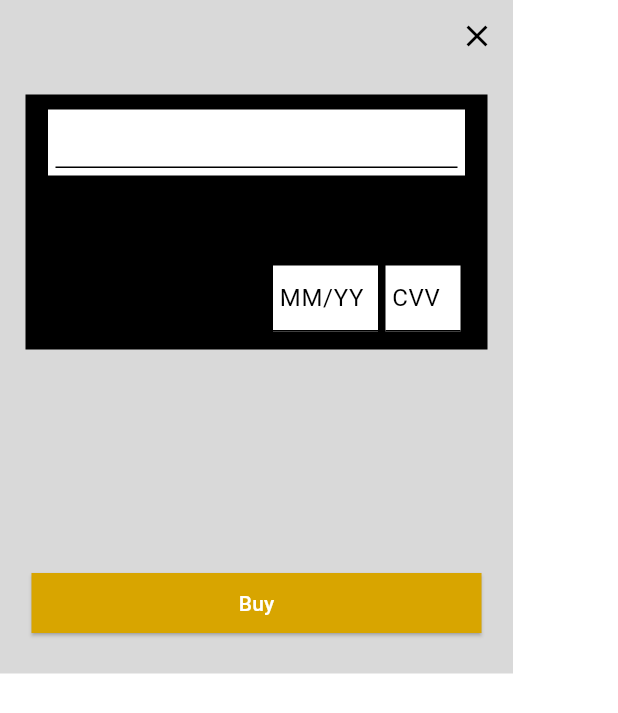
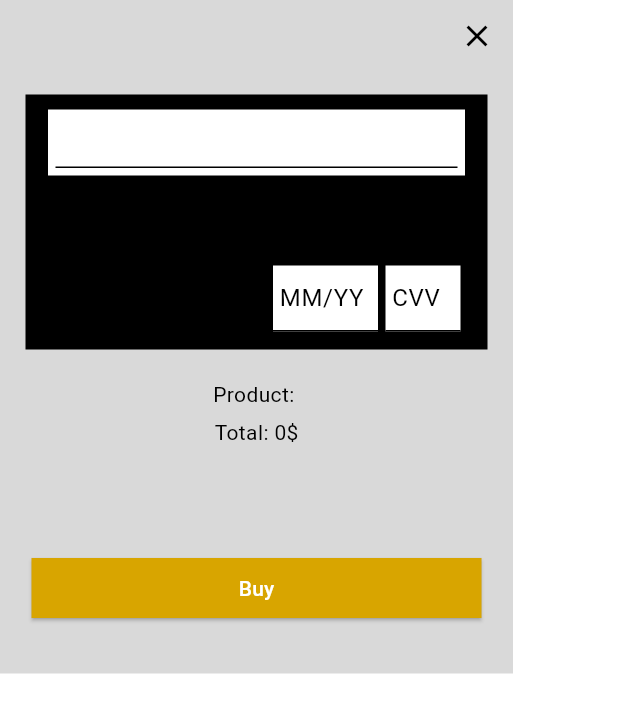
Before and after one commit to ZergProger/shop, a Flutter app: the BuyDialog widget shown alone on an empty page, opened directly with empty values, on a phone screen of 412 x 824 dp. Shown: the top 713 px of the screen. Run offline on Flutter 3.47's test engine with Material 3 defaults, Android fonts, the phone set to English and light mode, and no system bars; our stand-ins replace bloc, dio, equatable, firebase_auth, firebase_core, flutter_bloc and 3 more; accounts and stored records are empty; network calls fail.

Commit message:
Implement HistoryBloc for product history management; add HistoryState and HistoryEvent classes; integrate history functionality in product pages and dialogs.

```diff
--- /dev/null
+++ b/lib/history/bloc/history_bloc.dart
@@ -0,0 +1,48 @@
+import 'dart:convert';
+
+import 'package:bloc/bloc.dart';
+import 'package:equatable/equatable.dart';
+import 'package:shared_preferences/shared_preferences.dart';
+import 'package:shop/repository/product_model.dart';
+
+part 'history_event.dart';
+part 'history_state.dart';
+
+class HistoryBloc extends Bloc<HistoryEvent, HistoryState> {
+  HistoryBloc() : super(HistoryInitial()) {
+    _loadBasket(); // Загружаем сохраненные продукты при создании блока
+
+    on<RemoveFromHistory>(_onRemoveFromHistory);
+    on<AddToHistory>(_onAddToHistory);
+  }
+
+  Future<void> _onRemoveFromHistory(
+      RemoveFromHistory event, Emitter<HistoryState> emit) async {
+    final updatedProducts = List<ProductModel>.from(state.product)
+      ..remove(event.product);
+    emit(HistoryState(product: updatedProducts));
+    await _saveBasket(updatedProducts);
+  }
+
+  Future<void> _onAddToHistory(
+      AddToHistory event, Emitter<HistoryState> emit) async {
+    final updatedProducts = List<ProductModel>.from(state.product)
+      ..add(event.product);
+    emit(HistoryState(product: updatedProducts));
+    await _saveBasket(updatedProducts);
+  }
+
+  Future<void> _saveBasket(List<ProductModel> items) async {
+    final prefs = await SharedPreferences.getInstance();
+    final jsonList = items.map((e) => jsonEncode(e.toJson())).toList();
+    await prefs.setStringList('history_items', jsonList);
+  }
+
+  Future<void> _loadBasket() async {
+    final prefs = await SharedPreferences.getInstance();
+    final jsonList = prefs.getStringList('history_items') ?? [];
+    final items =
+        jsonList.map((e) => ProductModel.fromJson(jsonDecode(e))).toList();
+    emit(HistoryState(product: items));
+  }
+}
--- /dev/null
+++ b/lib/history/bloc/history_event.dart
@@ -0,0 +1,26 @@
+part of 'history_bloc.dart';
+
+sealed class HistoryEvent extends Equatable {
+  const HistoryEvent();
+
+  @override
+  List<Object> get props => [];
+}
+
+final class AddToHistory extends HistoryEvent {
+  final ProductModel product;
+
+  const AddToHistory(this.product);
+
+  @override
+  List<Object> get props => [product];
+}
+
+final class RemoveFromHistory extends HistoryEvent {
+  final ProductModel product;
+
+  const RemoveFromHistory(this.product);
+
+  @override
+  List<Object> get props => [product];
+}
--- /dev/null
+++ b/lib/history/bloc/history_state.dart
@@ -0,0 +1,14 @@
+part of 'history_bloc.dart';
+
+final class HistoryState extends Equatable {
+  final List<ProductModel> product;
+
+  const HistoryState({required this.product});
+
+  @override
+  List<Object> get props => [product];
+}
+
+final class HistoryInitial extends HistoryState {
+  HistoryInitial() : super(product: []);
+}
--- a/lib/pages/dop_info_product_page/dop_info_products_page.dart
+++ b/lib/pages/dop_info_product_page/dop_info_products_page.dart
@@ -89,6 +89,7 @@ class _DopInfoProductsPageState extends State<DopInfoProductsPage> {
                     builder: (BuildContext context) {
                       return Dialog(
                           child: BuyDialog(
+                        products: widget.product,
                         controllerCvvCard: controllerCvvCard,
                         controllerDateCard: controllerDateCard,
                         controllerNumberCard: controllerNumberCard,
--- a/lib/pages/dop_info_product_page/widgets/buy_dialog.dart
+++ b/lib/pages/dop_info_product_page/widgets/buy_dialog.dart
@@ -1,15 +1,19 @@
 import 'package:flutter/material.dart';
 import 'package:flutter/services.dart';
 import 'package:shop/pages/dop_info_product_page/widgets/transaction_button.dart';
+import 'package:shop/repository/product_model.dart';
 import 'package:shop/res/formatter/card_date_formatter.dart';
 import 'package:shop/res/formatter/card_number_formatter.dart';
 
 class BuyDialog extends StatelessWidget {
   const BuyDialog(
       {super.key,
+      required this.products,
       required this.controllerNumberCard,
       required this.controllerDateCard,
       required this.controllerCvvCard});
+
+  final ProductModel products;
 
   final TextEditingController controllerNumberCard;
   final TextEditingController controllerDateCard;
@@ -58,7 +62,7 @@ class BuyDialog extends StatelessWidget {
                             19), // 16 цифр + 3 пробела
                         CardNumberFormatter(), // Форматирование
                       ],
-                      maxLength: 16,
+                      maxLength: 19,
                       controller: controllerNumberCard,
                       keyboardType: TextInputType.number,
                       decoration: InputDecoration(
@@ -125,10 +129,23 @@ class BuyDialog extends StatelessWidget {
           const SizedBox(
             height: 20,
           ),
+          Text(
+            'Product: ${products.title}',
+            style: TextStyle(color: Colors.black),
+          ),
           const SizedBox(
-            height: 125,
+            height: 5,
           ),
-          TransactionButton(),
+          Text(
+            'Total: ${products.price}\$',
+            style: TextStyle(color: Colors.black),
+          ),
+          const SizedBox(
+            height: 70,
+          ),
+          TransactionButton(
+            products: products,
+          ),
         ],
       ),
     );
--- a/lib/pages/dop_info_product_page/widgets/transaction_button.dart
+++ b/lib/pages/dop_info_product_page/widgets/transaction_button.dart
@@ -1,13 +1,19 @@
 import 'package:flutter/material.dart';
+import 'package:flutter_bloc/flutter_bloc.dart';
+import 'package:shop/history/bloc/history_bloc.dart';
+import 'package:shop/repository/product_model.dart';
 
 class TransactionButton extends StatelessWidget {
-  const TransactionButton({super.key});
+  const TransactionButton({super.key, required this.products});
+
+  final ProductModel products;
 
   @override
   Widget build(BuildContext context) {
     return ElevatedButton(
       onPressed: () {
         Navigator.pop(context);
+        context.read<HistoryBloc>().add(AddToHistory(products));
       },
       style: ElevatedButton.styleFrom(
         backgroundColor: const Color(0xFFD8A500),
```
Also changed, not shown: lib/main.dart (+7 -0 lines), lib/pages/homes/account_page/account_page.dart (+12 -4 lines), lib/pages/homes/account_page/widgets/history_widget.dart (+49 -31 lines).
